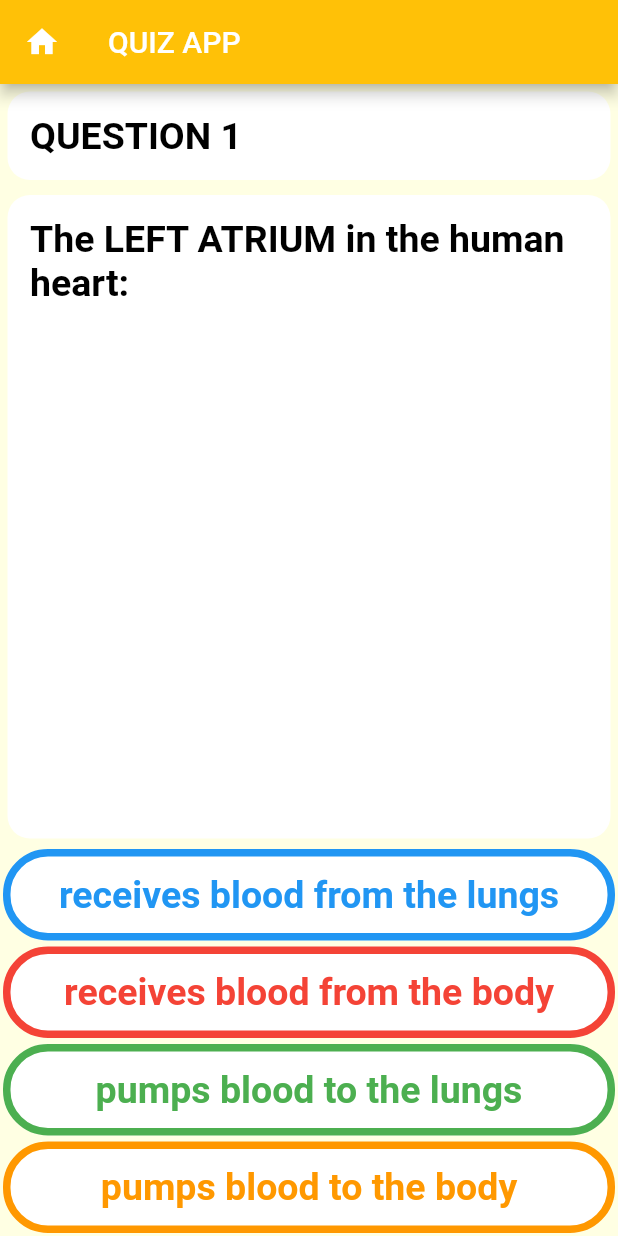
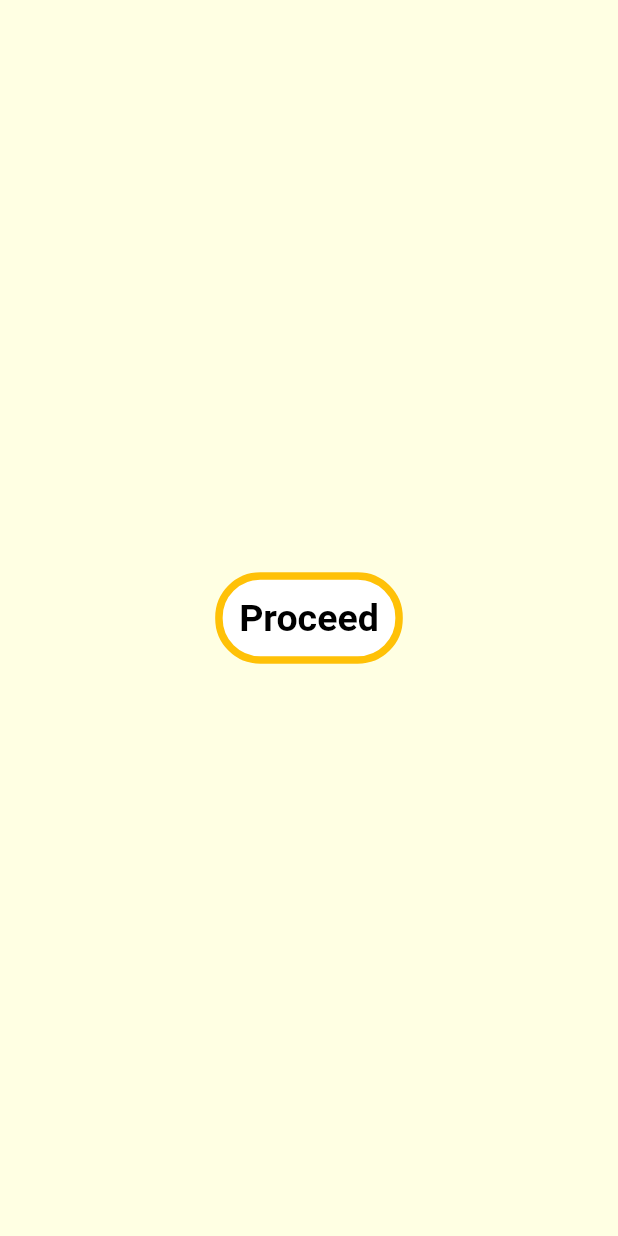
Before and after one commit to DBerry07/Flutter_QuizGame, a Flutter app: the screen it shows after launch, after a tap on "Anatomy Quiz", on a phone screen of 412 x 824 dp. Run offline on Flutter 3.47's test engine with Material 3 defaults, Android fonts, the phone set to English and light mode, and no system bars.

Commit message:
Set up loading from JSON files for quiz questions!

```diff
--- /dev/null
+++ b/lib/data/json_file_reader.dart
@@ -0,0 +1,14 @@
+
+import 'dart:convert';
+
+import 'package:flutter/services.dart';
+import 'package:flutter_quiz_app/data/quiz_question.dart';
+
+class JsonFileReader {
+
+  Future<List<dynamic>> loadJsonFromAssets(String filepath) async {
+    String jsonString = await rootBundle.loadString(filepath);
+    return jsonDecode(jsonString);
+  }
+
+}
--- a/lib/data/quiz_service.dart
+++ b/lib/data/quiz_service.dart
@@ -3,6 +3,7 @@ import 'dart:math';
 
 import 'package:flutter_quiz_app/data/quiz_interface.dart';
 import 'package:flutter_quiz_app/data/quiz_question.dart';
+import 'package:flutter_quiz_app/quizzes/quiz_model.dart';
 
 class QuizService {
   QuizService({required QuizModelInterface quizModel}) : _quizModel = quizModel {
--- /dev/null
+++ b/lib/quizzes/loading_screen.dart
@@ -0,0 +1,40 @@
+import 'package:flutter/cupertino.dart';
+import 'package:flutter/material.dart';
+import 'package:flutter_quiz_app/components/my_button.dart';
+import 'package:flutter_quiz_app/quizzes/quiz_model.dart';
+import 'package:flutter_quiz_app/screens/homepage.dart';
+
+class LoadingScreen extends StatefulWidget {
+  const LoadingScreen({super.key, required this.filepath});
+
+  final String filepath;
+
+  @override
+  State<LoadingScreen> createState() => _LoadingScreenState();
+}
+
+class _LoadingScreenState extends State<LoadingScreen> {
+
+  late QuizModel quizModel;
+
+  @override
+  initState() {
+    super.initState();
+    quizModel = QuizModel(filepath: widget.filepath);
+  }
+
+
+  @override
+  Widget build(BuildContext context) {
+    return Scaffold(
+        body:
+        Center(
+          child: MyButton(text: 'Proceed', onPress: () {
+            Navigator.push(context, MaterialPageRoute(builder: (context) {
+              return Homepage(quizModel: quizModel);
+            },),);
+          },),
+        )
+    );
+  }
+}
--- /dev/null
+++ b/lib/quizzes/quiz_model.dart
@@ -0,0 +1,52 @@
+
+import 'package:flutter_quiz_app/data/json_file_reader.dart';
+import 'package:flutter_quiz_app/data/quiz_interface.dart';
+import 'package:flutter_quiz_app/data/quiz_question.dart';
+
+class QuizModel implements QuizModelInterface{
+  QuizModel({required this.filepath}) {
+    makeQuestionBank();
+  }
+
+  String filepath;
+  List<QuizQuestion> _questionBank = [];
+
+  List<QuizQuestion> getQuestionBank() {
+    return _questionBank;
+  }
+
+  void makeQuestionBank() async {
+    _questionBank = await _makeQuestionBankFromJson(JsonFileReader().loadJsonFromAssets(filepath));
+  }
+
+  Future<List<QuizQuestion>> _makeQuestionBankFromJson(Future<List<dynamic>> decoded) async {
+
+    List<QuizQuestion> bank = [];
+    var awaitedDecode = await decoded;
+
+    for (int i = 0; i < awaitedDecode.length; i++) {
+      var item = awaitedDecode[i];
+      QuizQuestion question = QuizQuestion(questionText: item['q'] as String,
+          choice1: item['c1'] as String,
+          choice2: item['c2'] as String,
+          choice3: item['c3'] as String,
+          choice4: item['c4'] as String,
+          answer: QuizChoice.values[(item['a'] as int) - 1],
+          explanation: item['e'] as String);
+      bank.add(question);
+    }
+    return bank;
+  }
+
+  @override
+  QuizQuestion getQuestion(int index) {
+    try {
+      return _questionBank[index];
+    } catch(e) {
+      print(e);
+    }
+    return QuizQuestion(questionText: 'Empty question', choice1: 'continue', answer: QuizChoice.Choice1);
+  }
+
+
+}
--- a/lib/quizzes/quiz_model_anatomy.dart
+++ b/lib/quizzes/quiz_model_anatomy.dart
@@ -1,7 +1,10 @@
+import 'package:flutter_quiz_app/data/json_file_reader.dart';
 import 'package:flutter_quiz_app/data/quiz_interface.dart';
 import 'package:flutter_quiz_app/data/quiz_question.dart';
+import 'package:flutter_quiz_app/quizzes/quiz_model.dart';
 
 class QuizModelAnatomy extends QuizModelInterface {
+
   @override
   QuizQuestion getQuestion(int index) => _questionBank[index];
 
--- a/lib/screens/homepage.dart
+++ b/lib/screens/homepage.dart
@@ -8,6 +8,7 @@ import 'package:flutter_quiz_app/screens/results_page.dart';
 
 import '../components/my_button.dart';
 import '../components/my_card.dart';
+import '../quizzes/quiz_model.dart';
 
 class Homepage extends StatefulWidget {
   const Homepage({super.key, required this.quizModel});
--- a/lib/screens/quiz_selector_page.dart
+++ b/lib/screens/quiz_selector_page.dart
@@ -2,6 +2,8 @@ import 'package:flutter/material.dart';
 import 'package:flutter_quiz_app/components/my_button.dart';
 import 'package:flutter_quiz_app/components/my_card.dart';
 import 'package:flutter_quiz_app/constants.dart';
+import 'package:flutter_quiz_app/quizzes/loading_screen.dart';
+import 'package:flutter_quiz_app/quizzes/quiz_model.dart';
 import 'package:flutter_quiz_app/quizzes/quiz_model_anatomy.dart';
 import 'package:flutter_quiz_app/quizzes/quiz_model_basic.dart';
 import 'package:flutter_quiz_app/screens/homepage.dart';
@@ -49,9 +51,7 @@ class QuizSelectorPage extends StatelessWidget {
                         context,
                         MaterialPageRoute(
                           builder: (context) {
-                            return Homepage(
-                              quizModel: QuizModelAnatomy(),
-                            );
+                            return LoadingScreen(filepath: 'assets/anatomy.json');
                           },
                         ),
                       );
--- a/pubspec.yaml
+++ b/pubspec.yaml
@@ -62,6 +62,8 @@ flutter:
   # assets:
   #   - images/a_dot_burr.jpeg
   #   - images/a_dot_ham.jpeg
+  assets:
+    - assets/
 
   # An image asset can refer to one or more resolution-specific "variants", see
   # https://flutter.dev/to/resolution-aware-images
```
Also changed, not shown: assets/anatomy.json (added, +11 -0 lines), lib/data/quiz_question.dart (+14 -0 lines).
